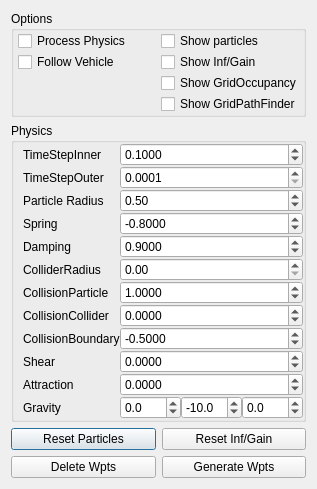
Qt form basestation/flightplannerparticlesdialog.ui (wpfhtl/octocopter) before a commit.
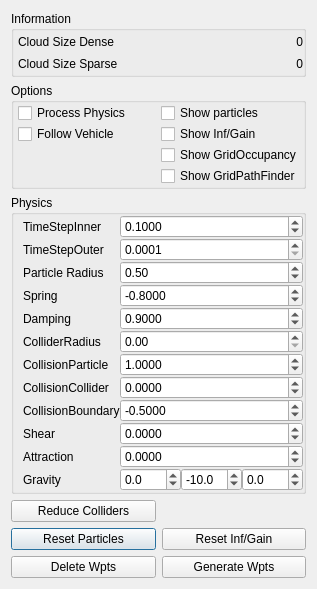
The same form after that commit.

Diff of the .ui file:
```diff
--- a/basestation/flightplannerparticlesdialog.ui
+++ b/basestation/flightplannerparticlesdialog.ui
@@ -7,7 +7,7 @@
     <x>0</x>
     <y>0</y>
     <width>299</width>
-    <height>480</height>
+    <height>589</height>
    </rect>
   </property>
   <property name="sizePolicy">
@@ -20,6 +20,64 @@
    <string>WayPoint Generation</string>
   </property>
   <layout class="QVBoxLayout" name="verticalLayout">
+   <item>
+    <widget class="QGroupBox" name="groupBox">
+     <property name="title">
+      <string>Information</string>
+     </property>
+     <layout class="QGridLayout" name="gridLayout_4">
+      <property name="leftMargin">
+       <number>4</number>
+      </property>
+      <property name="topMargin">
+       <number>0</number>
+      </property>
+      <property name="rightMargin">
+       <number>0</number>
+      </property>
+      <property name="bottomMargin">
+       <number>0</number>
+      </property>
+      <property name="spacing">
+       <number>1</number>
+      </property>
+      <item row="0" column="0">
+       <widget class="QLabel" name="label_6">
+        <property name="text">
+         <string>Cloud Size Dense</string>
+        </property>
+       </widget>
+      </item>
+      <item row="0" column="1">
+       <widget class="QLabel" name="mLabelPointCloudSizeDense">
+        <property name="text">
+         <string>0</string>
+        </property>
+        <property name="alignment">
+         <set>Qt::AlignRight|Qt::AlignTrailing|Qt::AlignVCenter</set>
+        </property>
+       </widget>
+      </item>
+      <item row="1" column="0">
+       <widget class="QLabel" name="label_7">
+        <property name="text">
+         <string>Cloud Size Sparse</string>
+        </property>
+       </widget>
+      </item>
+      <item row="1" column="1">
+       <widget class="QLabel" name="mLabelPointCloudSizeSparse">
+        <property name="text">
+         <string>0</string>
+        </property>
+        <property name="alignment">
+         <set>Qt::AlignRight|Qt::AlignTrailing|Qt::AlignVCenter</set>
+        </property>
+       </widget>
+      </item>
+     </layout>
+    </widget>
+   </item>
    <item>
     <widget class="QGroupBox" name="groupBox_2">
      <property name="title">
@@ -429,31 +487,38 @@
    </item>
    <item>
     <layout class="QGridLayout" name="gridLayout_3">
-     <item row="0" column="0">
+     <item row="1" column="0">
       <widget class="QPushButton" name="mBtnResetParticles">
        <property name="text">
         <string>Reset Particles</string>
        </property>
       </widget>
      </item>
-     <item row="0" column="1">
+     <item row="2" column="1">
+      <widget class="QPushButton" name="mBtnGenerateWaypoints">
+       <property name="text">
+        <string>Generate Wpts</string>
+       </property>
+      </widget>
+     </item>
+     <item row="1" column="1">
       <widget class="QPushButton" name="mBtnResetInformationGain">
        <property name="text">
         <string>Reset Inf/Gain</string>
        </property>
       </widget>
      </item>
-     <item row="1" column="0">
+     <item row="2" column="0">
       <widget class="QPushButton" name="mBtnDeleteWaypoints">
        <property name="text">
         <string>Delete Wpts</string>
        </property>
       </widget>
      </item>
-     <item row="1" column="1">
-      <widget class="QPushButton" name="mBtnGenerateWaypoints">
+     <item row="0" column="0">
+      <widget class="QPushButton" name="mBtnReduceColliderCloud">
        <property name="text">
-        <string>Generate Wpts</string>
+        <string>Reduce Colliders</string>
        </property>
       </widget>
      </item>
```
